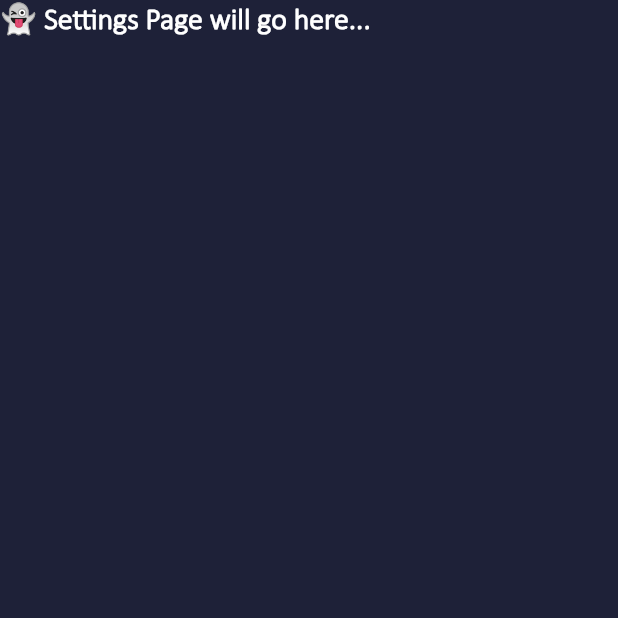
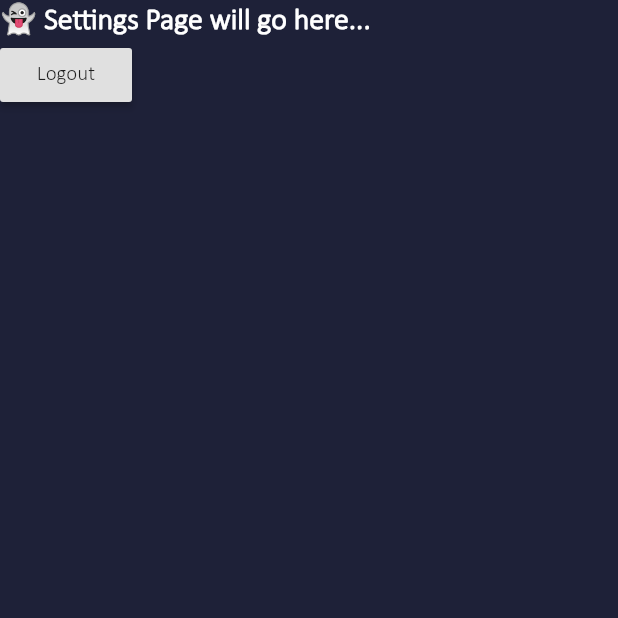
Before and after one commit to TimmyRB/StudyRoomBooking, a Flutter app: the SettingsPage screen opened directly, on a phone screen of 412 x 824 dp, the top half of it. Run offline on Flutter 3.47's test engine with Material 2 defaults, Android fonts, the phone set to English and light mode, and no system bars; our stand-ins replace bubble_bottom_bar, firebase_auth, table_calendar; missing offline and left inert: barcode_scan_fix; accounts and stored records are empty; project files that could hold a hidden picture were left out.

Commit message:
Added logout button 🔘

```diff
--- a/lib/views/settings.dart
+++ b/lib/views/settings.dart
@@ -2,7 +2,10 @@
 import 'package:flutter/material.dart';
 
 class SettingsPage extends StatefulWidget {
-  SettingsPage({Key key}) : super(key: key);
+  SettingsPage({Key key, this.userId, this.logoutCallback}) : super(key: key);
+
+  final VoidCallback logoutCallback;
+  final String userId;
 
   @override
   SettingsState createState() => SettingsState();
@@ -18,7 +21,13 @@ class SettingsState extends State<SettingsPage> {
         crossAxisAlignment: CrossAxisAlignment.start,
         children: <Widget>[
           Text('👻 Settings Page will go here...',
-              style: Theme.of(context).textTheme.headline)
+              style: Theme.of(context).textTheme.headline),
+          RaisedButton(
+            child: Text("Logout"),
+            onPressed: () {
+              widget.logoutCallback();
+            },
+          )
         ],
       ),
     );
```
